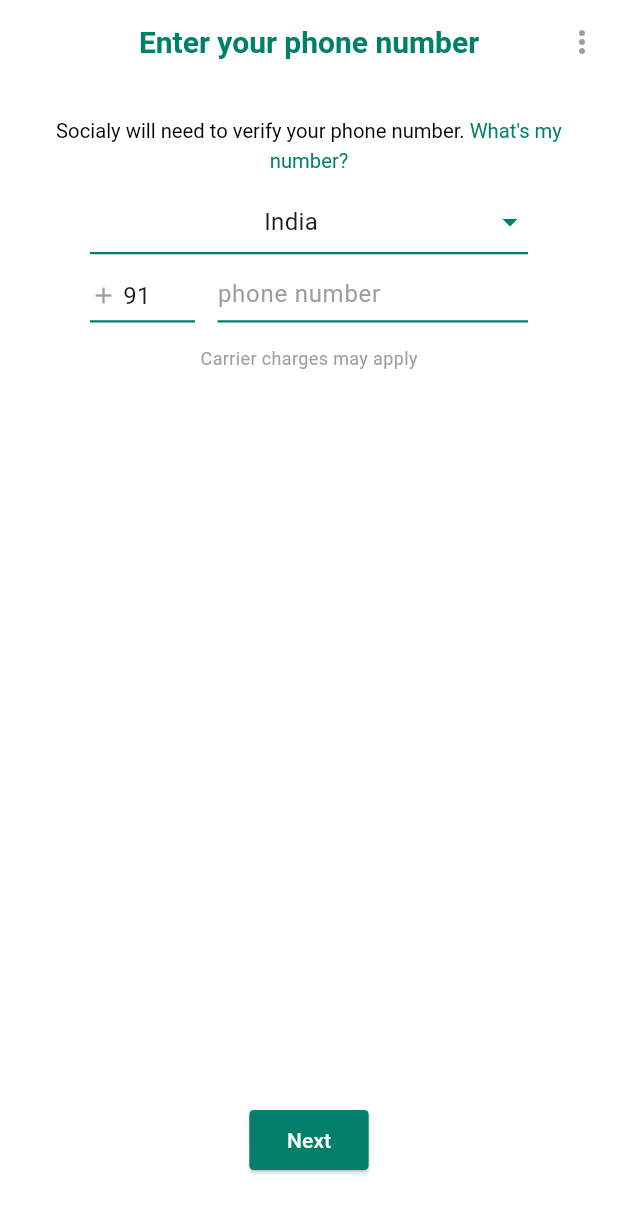
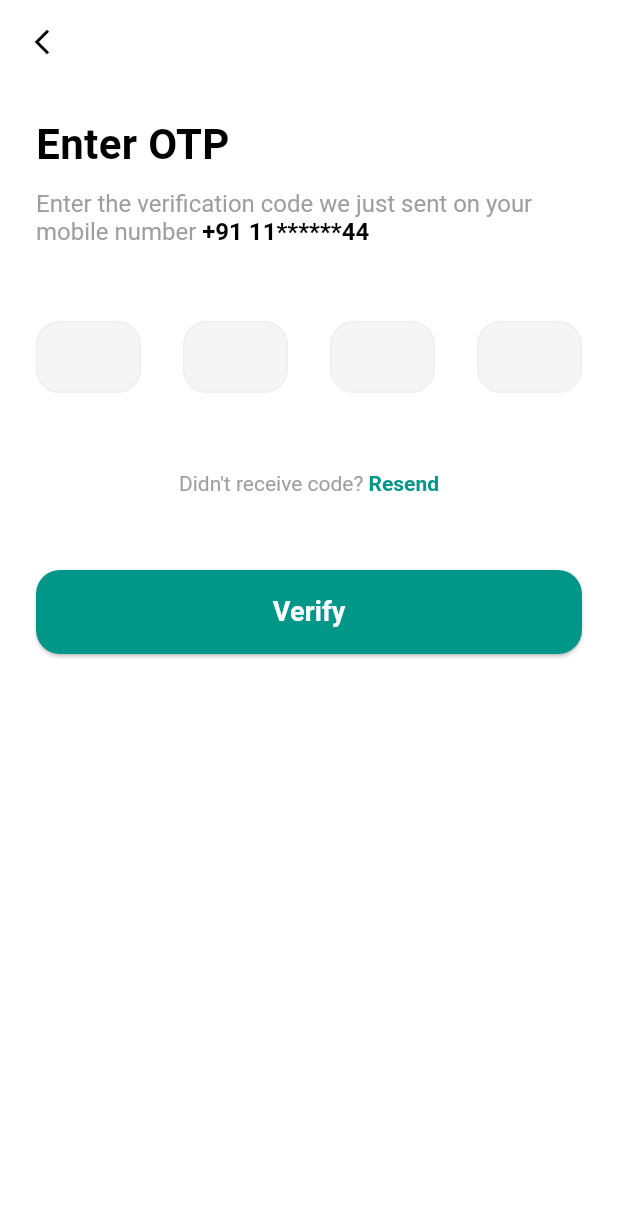
Before and after one commit to Sandeep-singh-99/socialy, a Flutter app: the Login screen opened by its route, after a tap on "Next", on a phone screen of 412 x 824 dp. Shown: the top 1213 px of the screen. Run offline on Flutter 3.47's test engine with Material 3 defaults, Android fonts, the phone set to English and light mode, and no system bars; our stand-ins replace go_router.

Commit message:
feat: add initial onboarding flow with splash, welcome, login, and OTP screens, including routing setup and a new image asset.

```diff
--- a/lib/page/login.dart
+++ b/lib/page/login.dart
@@ -1,4 +1,5 @@
 import 'package:flutter/material.dart';
+import 'package:go_router/go_router.dart';
 
 class Login extends StatefulWidget {
   const Login({super.key});
@@ -156,13 +157,14 @@
             padding: const EdgeInsets.only(bottom: 40),
             child: ElevatedButton(
               onPressed: () {
-                if (_mobileController.text.isNotEmpty) {
-                  ScaffoldMessenger.of(context).showSnackBar(
-                    SnackBar(
-                      content: Text('Verifying +91 ${_mobileController.text}'),
-                    ),
-                  );
-                }
+                // if (_mobileController.text.isNotEmpty) {
+                //   ScaffoldMessenger.of(context).showSnackBar(
+                //     SnackBar(
+                //       content: Text('Verifying +91 ${_mobileController.text}'),
+                //     ),
+                //   );
+                // }
+                context.go('/otp');
               },
               style: ElevatedButton.styleFrom(
                 backgroundColor: const Color(0xFF008069),
--- /dev/null
+++ b/lib/page/otp_screen.dart
@@ -0,0 +1,183 @@
+import 'package:flutter/material.dart';
+import 'package:flutter/services.dart';
+import 'package:go_router/go_router.dart';
+
+class OtpScreen extends StatefulWidget {
+  const OtpScreen({super.key});
+
+  @override
+  State<OtpScreen> createState() => _OtpScreenState();
+}
+
+class _OtpScreenState extends State<OtpScreen> {
+  final List<TextEditingController> _controllers = List.generate(
+    4,
+    (_) => TextEditingController(),
+  );
+  final List<FocusNode> _focusNodes = List.generate(4, (_) => FocusNode());
+
+  @override
+  void dispose() {
+    for (var controller in _controllers) {
+      controller.dispose();
+    }
+    for (var node in _focusNodes) {
+      node.dispose();
+    }
+    super.dispose();
+  }
+
+  void _onChanged(String value, int index) {
+    if (value.isNotEmpty) {
+      if (index < 3) {
+        _focusNodes[index + 1].requestFocus();
+      } else {
+        _focusNodes[index].unfocus();
+      }
+    } else {
+      if (index > 0) {
+        _focusNodes[index - 1].requestFocus();
+      }
+    }
+  }
+
+  @override
+  Widget build(BuildContext context) {
+    return Scaffold(
+      backgroundColor: Colors.white,
+      appBar: AppBar(
+        leading: IconButton(
+          icon: const Icon(
+            Icons.arrow_back_ios_new,
+            color: Colors.black,
+            size: 20,
+          ),
+          onPressed: () => context.pop(),
+        ),
+        backgroundColor: Colors.white,
+        elevation: 0,
+      ),
+      body: SafeArea(
+        child: SingleChildScrollView(
+          padding: const EdgeInsets.symmetric(horizontal: 24.0),
+          child: Column(
+            crossAxisAlignment: CrossAxisAlignment.start,
+            children: [
+              const SizedBox(height: 20),
+              const Text(
+                'Enter OTP',
+                style: TextStyle(
+                  color: Colors.black,
+                  fontWeight: FontWeight.bold,
+                  fontSize: 28,
+                ),
+              ),
+              const SizedBox(height: 10),
+              RichText(
+                text: const TextSpan(
+                  style: TextStyle(color: Colors.grey, fontSize: 16),
+                  children: [
+                    TextSpan(
+                      text:
+                          'Enter the verification code we just sent on your mobile number ',
+                    ),
+                    TextSpan(
+                      text: '+91 11******44',
+                      style: TextStyle(
+                        color: Colors.black,
+                        fontWeight: FontWeight.w600,
+                      ),
+                    ),
+                  ],
+                ),
+              ),
+              const SizedBox(height: 50),
+              Row(
+                mainAxisAlignment: MainAxisAlignment.spaceBetween,
+                children: List.generate(4, (index) {
+                  return SizedBox(
+                    width: 70,
+                    height: 70,
+                    child: TextField(
+                      controller: _controllers[index],
+                      focusNode: _focusNodes[index],
+                      keyboardType: TextInputType.number,
+                      textAlign: TextAlign.center,
+                      maxLength: 1,
+                      style: const TextStyle(
+                        fontSize: 24,
+                        fontWeight: FontWeight.bold,
+                      ),
+                      decoration: InputDecoration(
+                        counterText: "",
+                        filled: true,
+                        fillColor: Colors.grey[100],
+                        contentPadding: EdgeInsets.zero,
+                        enabledBorder: OutlineInputBorder(
+                          borderRadius: BorderRadius.circular(16),
+                          borderSide: BorderSide(color: Colors.grey[200]!),
+                        ),
+                        focusedBorder: OutlineInputBorder(
+                          borderRadius: BorderRadius.circular(16),
+                          borderSide: const BorderSide(
+                            color: Colors.teal,
+                            width: 2,
+                          ),
+                        ),
+                        border: OutlineInputBorder(
+                          borderRadius: BorderRadius.circular(16),
+                        ),
+                      ),
+                      onChanged: (value) => _onChanged(value, index),
+                      inputFormatters: [FilteringTextInputFormatter.digitsOnly],
+                    ),
+                  );
+                }),
+              ),
+              const SizedBox(height: 30),
+              Center(
+                child: RichText(
+                  text: const TextSpan(
+                    style: TextStyle(color: Colors.grey, fontSize: 14),
+                    children: [
+                      TextSpan(text: "Didn't receive code? "),
+                      TextSpan(
+                        text: 'Resend',
+                        style: TextStyle(
+                          color: Colors.teal,
+                          fontWeight: FontWeight.bold,
+                        ),
+                      ),
+                    ],
+                  ),
+                ),
+              ),
+              const SizedBox(height: 50),
+              SizedBox(
+                width: double.infinity,
+                height: 56,
+                child: ElevatedButton(
+                  onPressed: () {
+                    // Verify action
+                  },
+                  style: ElevatedButton.styleFrom(
+                    backgroundColor: Colors.teal,
+                    foregroundColor: Colors.white,
+                    shape: RoundedRectangleBorder(
+                      borderRadius: BorderRadius.circular(16),
+                    ),
+                    elevation: 1,
+                  ),
+                  child: const Text(
+                    'Verify',
+                    style: TextStyle(fontSize: 18, fontWeight: FontWeight.bold),
+                  ),
+                ),
+              ),
+            ],
+          ),
+        ),
+      ),
+    );
+  }
+}
--- a/lib/page/splash_screen.dart
+++ b/lib/page/splash_screen.dart
@@ -18,7 +18,7 @@
   _navigateToLogin() async {
     await Future.delayed(const Duration(seconds: 5));
     if (mounted) {
-      context.go('/login');
+      context.go('/welcome');
     }
   }
 
--- a/lib/route/app_router.dart
+++ b/lib/route/app_router.dart
@@ -1,11 +1,15 @@
 import 'package:go_router/go_router.dart';
 import 'package:socialy/page/login.dart';
+import 'package:socialy/page/otp_screen.dart';
 import 'package:socialy/page/splash_screen.dart';
+import 'package:socialy/page/welcome_screen.dart';
 
 final GoRouter router = GoRouter(
   initialLocation: '/',
   routes: [
     GoRoute(path: '/', builder: (context, state) => const SplashScreen()),
+    GoRoute(path: '/welcome', builder: (context, state) => const WelcomeScreen()),
+    GoRoute(path: '/otp', builder: (context, state) => const OtpScreen()),
     GoRoute(path: '/login', builder: (context, state) => const Login()),
   ],
 );
--- a/pubspec.yaml
+++ b/pubspec.yaml
@@ -63,6 +63,7 @@
   # To add assets to your application, add an assets section, like this:
   assets:
     - assets/ic.png
+    - assets/img1.png
   #   - images/a_dot_burr.jpeg
   #   - images/a_dot_ham.jpeg
 
```
Also changed, not shown: lib/page/welcome_screen.dart (added, +92 -0 lines), assets/img1.png (added).
